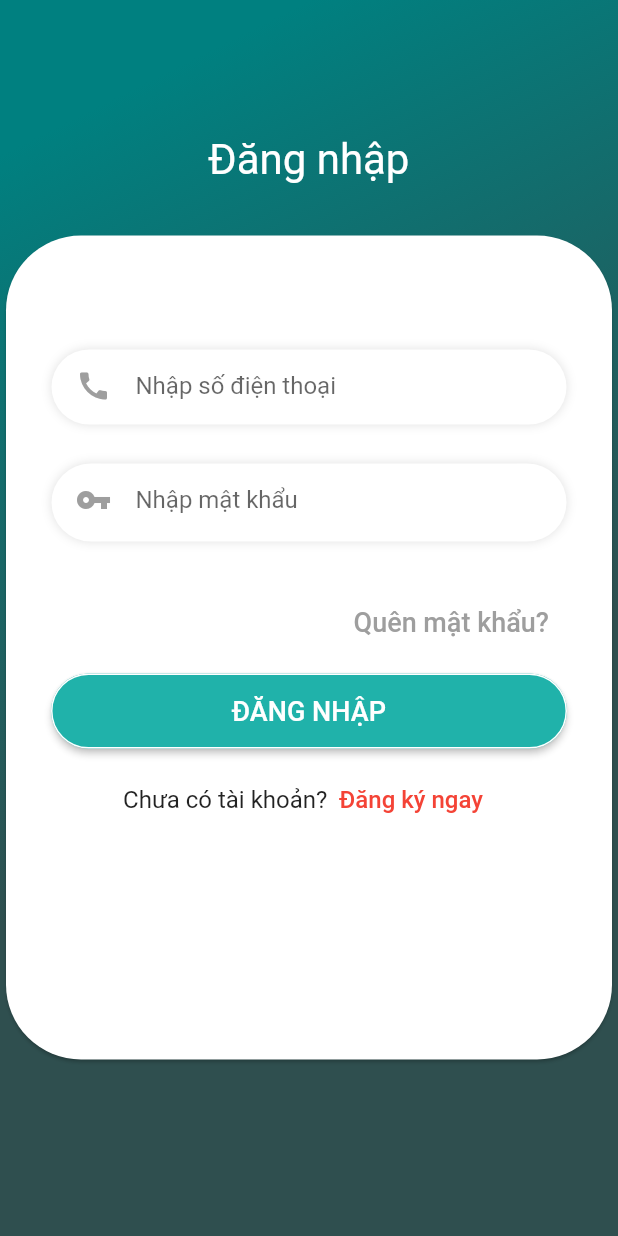
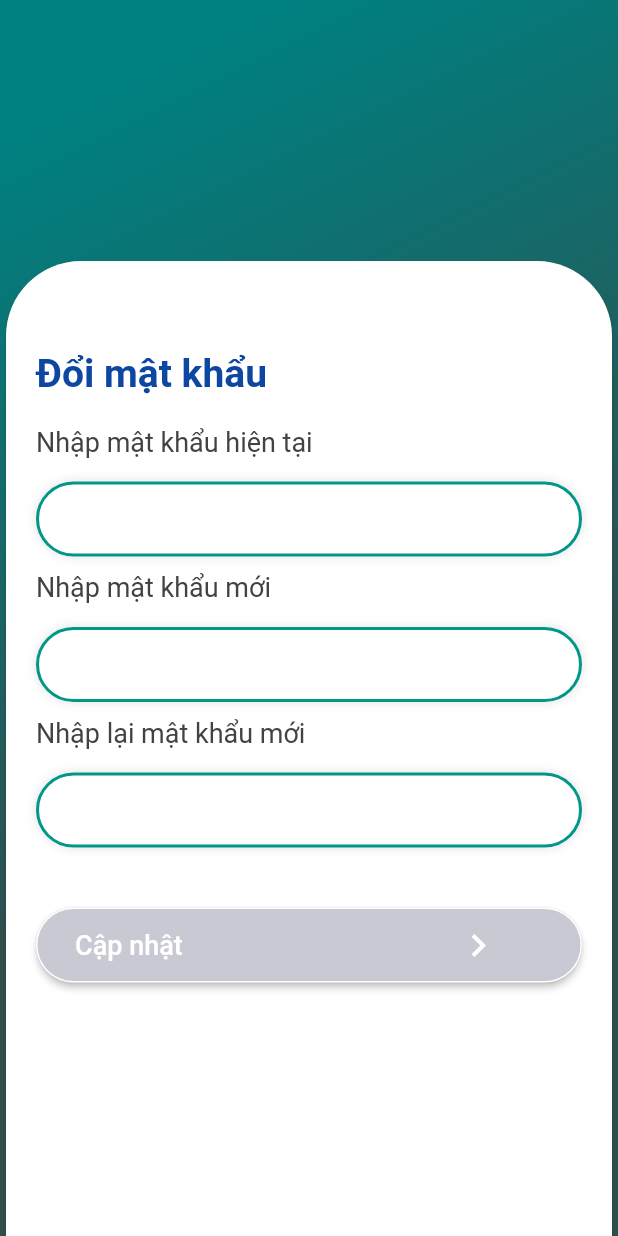
Before and after one commit to hntruc/InternProject, a Flutter app: the LoginScreen screen opened directly, after a tap on "Quên mật khẩu?", on a phone screen of 412 x 824 dp. Run offline on Flutter 3.47's test engine with Material 2 defaults, Android fonts, the phone set to English and light mode, and no system bars; our stand-ins replace another_flushbar, charts_flutter, dio, flutter_mobx, get_it, mobx and 4 more; missing offline and left inert: dart:ffi, flutter_full_pdf_viewer, material_dialog, xxtea; accounts and stored records are empty; generated files the repository leaves out were written again; network calls fail.

```diff
--- /dev/null
+++ b/flutter-boilerplate-project-master/lib/ui/forgot_pwd/forgot_pwd.dart
@@ -0,0 +1,252 @@
+import 'package:boilerplate/ui/notice/notification.dart';
+import 'package:flutter/material.dart';
+import 'package:boilerplate/ui/register/register04.dart';
+
+class forgotPwdScreen extends StatefulWidget {
+  const forgotPwdScreen({Key? key}) : super(key: key);
+
+  @override
+  _forgotPwdScreenState createState() => _forgotPwdScreenState();
+}
+
+class _forgotPwdScreenState extends State<forgotPwdScreen> {
+  @override
+  Widget build(BuildContext context) {
+    return Scaffold(
+      //resizeToAvoidBottomPadding: false,
+      resizeToAvoidBottomInset: true,
+      body: Container(
+          width: double.infinity,
+          decoration: BoxDecoration(
+              gradient: LinearGradient(begin: Alignment.topCenter, colors: [
+            Color(0xFF008080),
+            Color(0xFF2F4F4F),
+          ])),
+          child: Container(
+              decoration: BoxDecoration(
+                  gradient: LinearGradient(begin: Alignment.topCenter, colors: [
+                Color(0xFF008080),
+                Color(0xFF2F4F4F),
+              ])),
+              child: Column(
+                children: <Widget>[
+                  SizedBox(
+                    height: 140,
+                  ),
+                  Expanded(
+                    child: Container(
+                        height: MediaQuery.of(context).size.height - 140,
+                        child: signUpCardUI(context)),
+                  ),
+                ],
+              ))),
+    );
+  }
+}
+
+Widget signUpCardUI(BuildContext context) {
+  return SingleChildScrollView(
+    child: Column(
+      crossAxisAlignment: CrossAxisAlignment.start,
+      children: <Widget>[
+        SizedBox(
+          height: 30,
+        ),
+        Card(
+          shape: RoundedRectangleBorder(
+            borderRadius: BorderRadius.circular(50.0),
+          ),
+          child: Padding(
+            padding: EdgeInsets.only(bottom: 0, right: 20, left: 20),
+            child: Column(
+              crossAxisAlignment: CrossAxisAlignment.start,
+              mainAxisAlignment: MainAxisAlignment.end,
+              children: <Widget>[
+                SizedBox(
+                  height: 60,
+                ),
+                Container(
+                  child: Column(
+                    crossAxisAlignment: CrossAxisAlignment.start,
+                    children: [
+                      Text(
+                        "Đổi mật khẩu",
+                        style: TextStyle(
+                            color: Colors.blue.shade900,
+                            fontSize: 26,
+                            fontWeight: FontWeight.bold),
+                      ),
+                      SizedBox(height: 20),
+                      Text(
+                        "Nhập mật khẩu hiện tại",
+                        style: TextStyle(
+                            fontSize: 18, color: Colors.grey.shade800),
+                      )
+                    ],
+                  ),
+                ),
+                Container(
+                  height: MediaQuery.of(context).size.height,
+                  width: MediaQuery.of(context).size.width,
+                  child: Column(
+                    children: <Widget>[
+                      //Spacer(),
+                      _buildOldPwdTF(context),
+                      SizedBox(height: 10),
+                      Container(
+                        alignment: Alignment.topLeft,
+                        child: Text(
+                          "Nhập mật khẩu mới",
+                          style: TextStyle(
+                              fontSize: 18, color: Colors.grey.shade800),
+                        ),
+                      ),
+                      _buildNewPwdTF(context),
+                      SizedBox(height: 10),
+                      Container(
+                        alignment: Alignment.topLeft,
+                        child: Text(
+                          "Nhập lại mật khẩu mới",
+                          style: TextStyle(
+                              fontSize: 18, color: Colors.grey.shade800),
+                        ),
+                      ),
+                      _buildRepeatNewPwdTF(context),
+                      SizedBox(height: 30),
+                      _buildRegisterBtn(context),
+                    ],
+                  ),
+                ),
+              ],
+            ),
+          ),
+        ),
+      ],
+    ),
+  );
+}
+
+Widget _buildRegisterBtn(context) {
+  return Container(
+    height: 70,
+    padding: EdgeInsets.only(top: 10, bottom: 10),
+    width: double.infinity,
+    child: ElevatedButton(
+      child: Row(
+        children: [
+          Container(
+            alignment: Alignment.center,
+            height: 70,
+            padding: EdgeInsets.only(left: 10, right: 182),
+            child: Text(
+              "Cập nhật",
+              style: TextStyle(color: Colors.white, fontSize: 18),
+            ),
+          ),
+          Container(
+            height: 70,
+            child: Icon(Icons.navigate_next, size: 30),
+          )
+        ],
+      ),
+      onPressed: () {
+        //Navigator.of(context).pushNamed('home');
+        Navigator.of(context).push(
+            MaterialPageRoute(builder: (context) => notificationScreen()));
+      },
+      style: ButtonStyle(
+          backgroundColor: MaterialStateProperty.all(Color(0xFFc9c9d3)),
+          shape: MaterialStateProperty.all<RoundedRectangleBorder>(
+              RoundedRectangleBorder(
+                  borderRadius: BorderRadius.circular(32.0),
+                  side: (BorderSide(color: Colors.white))))),
+    ),
+  );
+}
+
+Widget _buildOldPwdTF(context) {
+  return Container(
+    width: MediaQuery.of(context).size.width,
+    height: 50,
+    padding: EdgeInsets.only(top: 0, bottom: 0),
+    margin: EdgeInsets.only(top: 16),
+    decoration: BoxDecoration(
+        borderRadius: BorderRadius.all(Radius.circular(50)),
+        color: Colors.white,
+        boxShadow: [BoxShadow(color: Colors.black12, blurRadius: 5)]),
+    child: TextFormField(
+      textAlign: TextAlign.center,
+      textAlignVertical: TextAlignVertical.center,
+      decoration: InputDecoration(
+        contentPadding: EdgeInsets.all(16.0),
+        border: InputBorder.none,
+        isCollapsed: true,
+        enabledBorder: OutlineInputBorder(
+          borderRadius: BorderRadius.circular(32.0),
+          borderSide: BorderSide(
+            color: Colors.teal,
+            width: 2.0,
+          ),
+        ),
+      ),
+    ),
+  );
+}
+
+Widget _buildNewPwdTF(context) {
+  return Container(
+    width: MediaQuery.of(context).size.width,
+    height: 50,
+    padding: EdgeInsets.only(top: 0, bottom: 0),
+    margin: EdgeInsets.only(top: 16),
+    decoration: BoxDecoration(
+        borderRadius: BorderRadius.all(Radius.circular(50)),
+        color: Colors.white,
+        boxShadow: [BoxShadow(color: Colors.black12, blurRadius: 5)]),
+    child: TextFormField(
+      textAlign: TextAlign.center,
+      textAlignVertical: TextAlignVertical.center,
+      decoration: InputDecoration(
+        contentPadding: EdgeInsets.all(16.0),
+        border: InputBorder.none,
+        isCollapsed: true,
+        enabledBorder: OutlineInputBorder(
+          borderRadius: BorderRadius.circular(32.0),
+          borderSide: BorderSide(
+            color: Colors.teal,
+            width: 2.0,
+          ),
+        ),
+      ),
+    ),
+  );
+}
+
+Widget _buildRepeatNewPwdTF(context) {
+  return Container(
+    width: MediaQuery.of(context).size.width,
+    height: 50,
+    padding: EdgeInsets.only(top: 0, bottom: 0),
+    margin: EdgeInsets.only(top: 16),
+    decoration: BoxDecoration(
+        borderRadius: BorderRadius.all(Radius.circular(50)),
+        color: Colors.white,
+        boxShadow: [BoxShadow(color: Colors.black12, blurRadius: 5)]),
+    child: TextFormField(
+      textAlign: TextAlign.center,
+      textAlignVertical: TextAlignVertical.center,
+      decoration: InputDecoration(
+        contentPadding: EdgeInsets.all(16.0),
+        border: InputBorder.none,
+        isCollapsed: true,
+        enabledBorder: OutlineInputBorder(
+          borderRadius: BorderRadius.circular(32.0),
+          borderSide: BorderSide(
+            color: Colors.teal,
+            width: 2.0,
+          ),
+        ),
+      ),
+    ),
+  );
+}
--- a/flutter-boilerplate-project-master/lib/ui/login/my_login.dart
+++ b/flutter-boilerplate-project-master/lib/ui/login/my_login.dart
@@ -1,3 +1,4 @@
+import 'package:boilerplate/ui/forgot_pwd/forgot_pwd.dart';
 import 'package:boilerplate/ui/notice/notification.dart';
 import 'package:boilerplate/ui/register/register01.dart';
 import 'package:flutter/material.dart';
@@ -190,6 +191,9 @@ Widget _buildForgotPwdBtn(context) {
       child: TextButton(
         child: Text("Quên mật khẩu?",
             style: TextStyle(color: Colors.grey, fontSize: 18)),
-        onPressed: () {},
+        onPressed: () {
+          Navigator.of(context)
+              .push(MaterialPageRoute(builder: (context) => forgotPwdScreen()));
+        },
       ));
 }
```
